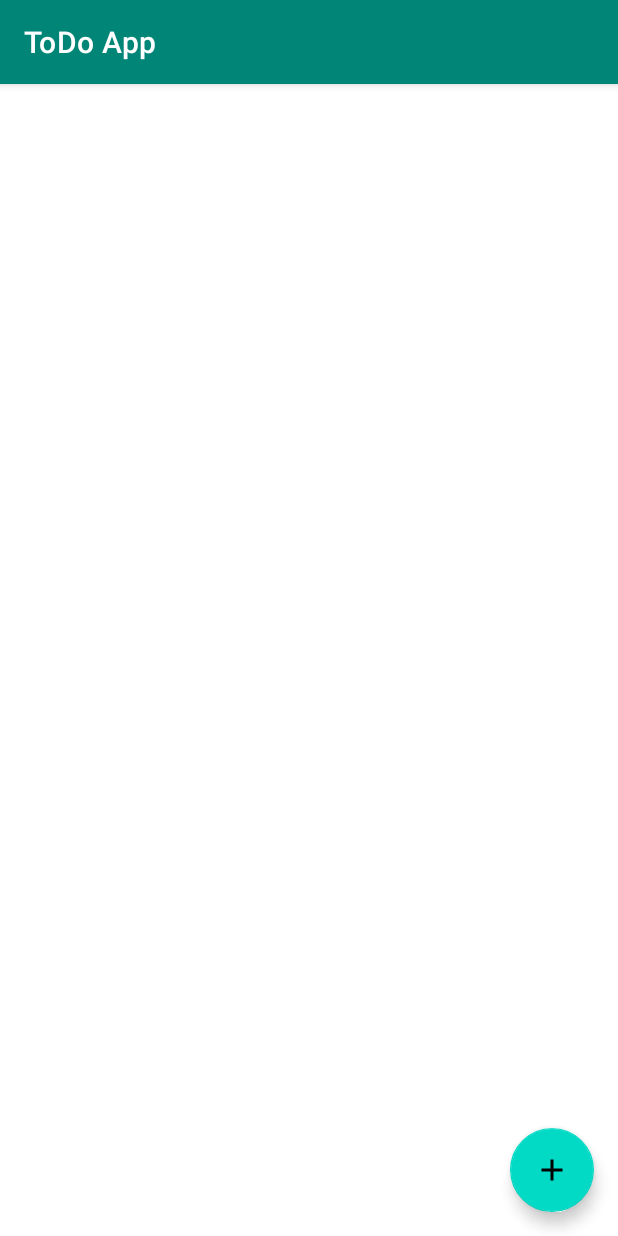
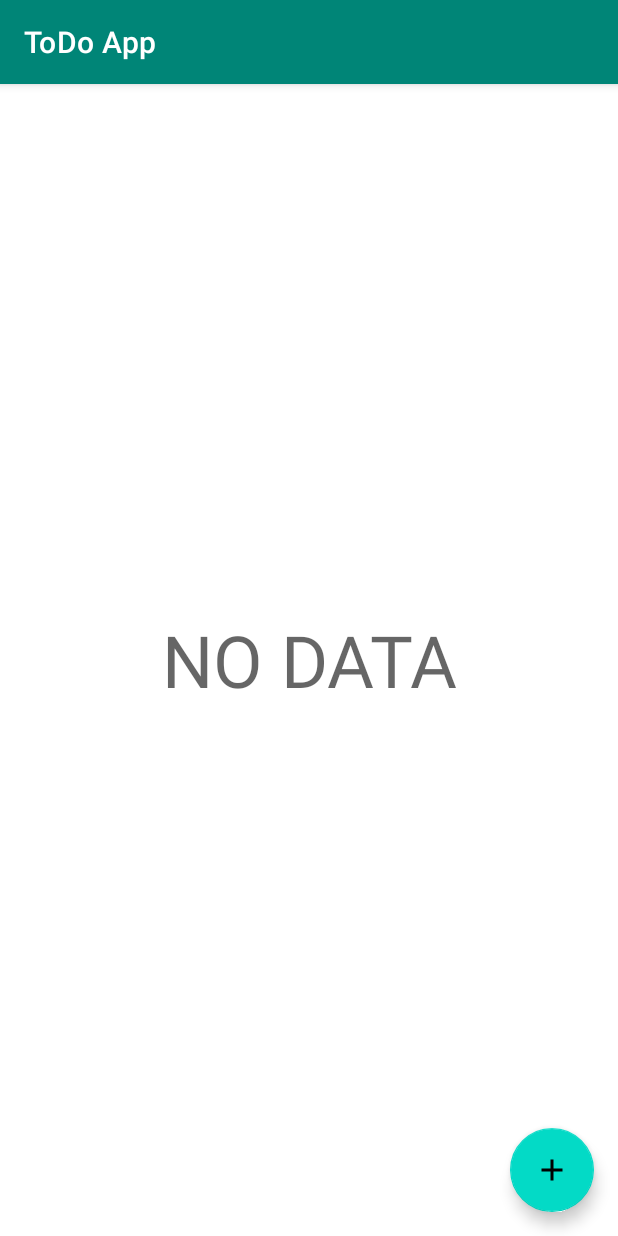
Before and after one commit to im-o/MDV-Kotlin-Meet2, an Android app: the screen it shows after launch (MainActivity), on a phone screen of 412 x 824 dp. Run offline under Robolectric (Android 15) with nearby library versions, the phone set to English and light mode, and no system bars; our stand-ins replace Room's generated code.

Commit message:
add empty text

```diff
--- a/ToDoApp/app/src/main/java/com/dhytodev/todoapp/view/MainActivity.kt
+++ b/ToDoApp/app/src/main/java/com/dhytodev/todoapp/view/MainActivity.kt
@@ -2,6 +2,7 @@ package com.dhytodev.todoapp.view
 
 import android.app.AlertDialog
 import android.os.Bundle
+import android.view.View
 import android.widget.Toast
 import androidx.appcompat.app.AppCompatActivity
 import androidx.lifecycle.Observer
@@ -34,11 +35,12 @@ class MainActivity : AppCompatActivity() {
 
     private fun observeTask() {
         taskViewModel.getAllTasks().observe(this, Observer {
+            listTask.clear()
             if (it.isNotEmpty()) {
-                listTask.clear()
                 listTask.addAll(it)
-                rv_main.adapter?.notifyDataSetChanged()
-            }
+                tv_nodata.visibility = View.INVISIBLE
+            } else tv_nodata.visibility = View.VISIBLE
+            rv_main.adapter?.notifyDataSetChanged()
         })
     }
 
--- a/ToDoApp/app/src/main/res/layout/activity_main.xml
+++ b/ToDoApp/app/src/main/res/layout/activity_main.xml
@@ -20,4 +20,14 @@
         android:layout_gravity="bottom|end"
         android:layout_margin="16dp"
         app:srcCompat="@drawable/ic_add_black_24dp" />
+
+    <TextView
+        android:id="@+id/tv_nodata"
+        style="@style/TextAppearance.MaterialComponents.Headline3"
+        android:layout_width="match_parent"
+        android:layout_height="wrap_content"
+        android:layout_gravity="center"
+        android:text="@string/no_data"
+        android:textAlignment="center"
+        android:visibility="invisible" />
 </androidx.coordinatorlayout.widget.CoordinatorLayout>
--- a/ToDoApp/app/src/main/res/values/strings.xml
+++ b/ToDoApp/app/src/main/res/values/strings.xml
@@ -9,4 +9,5 @@
     <string name="edit">Edit</string>
     <string name="delete">Delete</string>
     <string name="msgDelete">Anda yakin ingin menghapus task ini?</string>
+    <string name="no_data">NO DATA</string>
 </resources>
```
